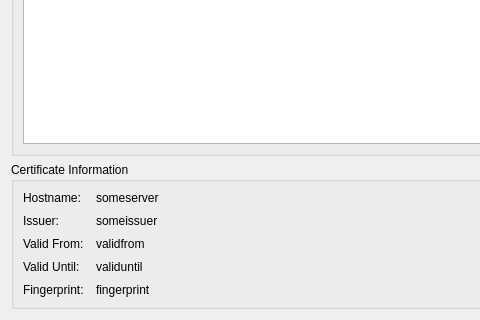
KDE/kdevelop, file plugins/subversion/ui/ssltrustdialog.ui: the form before one commit; both pictures show x 0 to 480 and y 180 to 500 of the 578 by 500 pixel window.
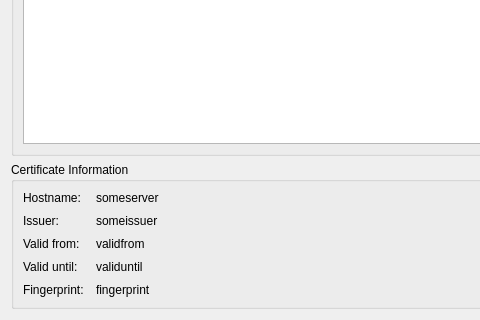
The form after the commit.

Commit message:
subversion: add more UI context marker for strings, fix some style
GIT_SILENT

```diff
--- a/plugins/subversion/ui/ssltrustdialog.ui
+++ b/plugins/subversion/ui/ssltrustdialog.ui
@@ -104,7 +104,7 @@
       <item row="2" column="0" >
        <widget class="QLabel" name="label_3" >
         <property name="text" >
-         <string>Valid From:</string>
+         <string comment="@label:textbox">Valid from:</string>
         </property>
        </widget>
       </item>
@@ -124,7 +124,7 @@
       <item row="3" column="0" >
        <widget class="QLabel" name="label_4" >
         <property name="text" >
-         <string>Valid Until:</string>
+         <string comment="@label:textbox">Valid until:</string>
         </property>
        </widget>
       </item>
```
Left out of the diff: 11 changed lines with no effect on the pictures. The commit also changes 3 other files.
